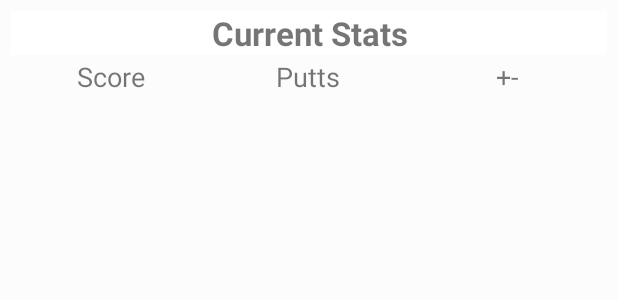
After one commit to rmcase/Golf_v2, an Android app: the layout current_stats.xml on its own in the app's theme, with its tools: preview values and no code run, on a phone screen of 412 x 824 dp. The commit adds this screen. Shown: the top 300 px of the screen. Run offline under Robolectric (Android 15) with nearby library versions, the phone set to English and light mode, and no system bars.

Commit message:
Added current stats dialog
Dialog allows player to check their current score, putts, and score relative
to par on each hole

```diff
--- a/app/src/main/java/com/ryancase/golf/ArrayValues.java
+++ b/app/src/main/java/com/ryancase/golf/ArrayValues.java
@@ -6,6 +6,7 @@ import android.content.DialogInterface;
 import com.parse.ParseObject;
 import com.parse.ParseUser;
 
+import java.sql.Array;
 import java.sql.Struct;
 import java.util.ArrayList;
 
@@ -40,6 +41,11 @@ public class ArrayValues {
     public static int slope;
     public static float rating;
 
+    public static void resetArray(int arr[]) {
+        for(int i=0; i < arr.length; i++)
+            arr[i] = 0;
+    }
+
     public static void addTheThings(int a, int b, int c, int d, int e, int f, int num) {
         ArrayValues.girs[num] = a;
         ArrayValues.scores[num] = b;
--- a/app/src/main/res/layout/activity_start_round.xml
+++ b/app/src/main/res/layout/activity_start_round.xml
@@ -51,7 +51,8 @@
                 android:textSize="30pt"
                 android:textColor="@color/newGreen"
                 android:id="@+id/Hole1TV"
-                android:layout_gravity="center"/>
+                android:layout_gravity="center"
+                android:clickable="true" />
 
         </TableRow>
 
--- /dev/null
+++ b/app/src/main/res/layout/current_stats.xml
@@ -0,0 +1,79 @@
+<?xml version="1.0" encoding="utf-8"?>
+<LinearLayout xmlns:android="http://schemas.android.com/apk/res/android"
+    android:orientation="vertical" android:layout_width="match_parent"
+    android:layout_height="match_parent"
+    android:padding="7dp"
+    android:background="@color/white50">
+
+    <TableLayout
+        android:layout_width="match_parent"
+        android:layout_height="match_parent">
+
+        <TableRow
+            android:background="@color/white">
+            <TextView
+                android:layout_width="match_parent"
+                android:layout_height="match_parent"
+                android:text="Current Stats"
+                android:gravity="center"
+                android:textSize="10pt"
+                android:textStyle="bold"
+                android:layout_weight="1"
+                />
+        </TableRow>
+
+        <TableRow
+            android:paddingTop="2dp">
+            <TextView
+                android:layout_width="0dp"
+                android:layout_height="match_parent"
+                android:text="Score"
+                android:gravity="center"
+                android:textSize="8pt"
+                android:layout_weight="1"/>
+            <TextView
+                android:layout_width="0dp"
+                android:layout_height="match_parent"
+                android:text="Putts"
+                android:gravity="center"
+                android:textSize="8pt"
+                android:layout_weight="1"/>
+            <TextView
+                android:layout_width="0dp"
+                android:layout_height="match_parent"
+                android:text="+-"
+                android:gravity="center"
+                android:textSize="8pt"
+                android:layout_weight="1"/>
+
+        </TableRow>
+
+        <TableRow
+            android:paddingTop="2dp">
+
+            <TextView
+                android:layout_width="0dp"
+                android:layout_height="match_parent"
+                android:id="@+id/curr_score"
+                android:textSize="8pt"
+                android:gravity="center"
+                android:layout_weight="1"/>
+            <TextView
+                android:layout_width="0dp"
+                android:layout_height="match_parent"
+                android:id="@+id/curr_putts"
+                android:textSize="8pt"
+                android:gravity="center"
+                android:layout_weight="1"/>
+            <TextView
+                android:layout_width="0dp"
+                android:layout_height="match_parent"
+                android:id="@+id/curr_plusMinus"
+                android:textSize="8pt"
+                android:gravity="center"
+                android:layout_weight="1"/>
+        </TableRow>
+
+    </TableLayout>
+
+</LinearLayout>
```
Also changed, not shown: app/src/main/java/com/ryancase/golf/Holes.java (+77 -37 lines).
